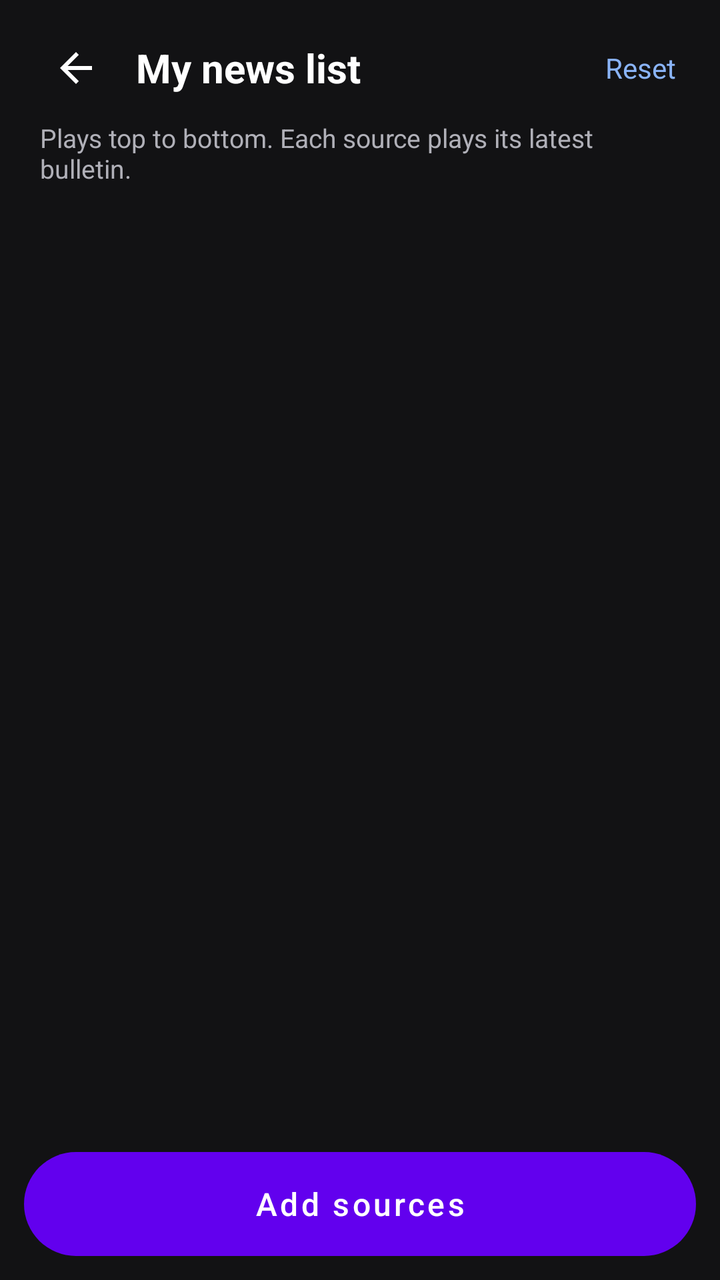
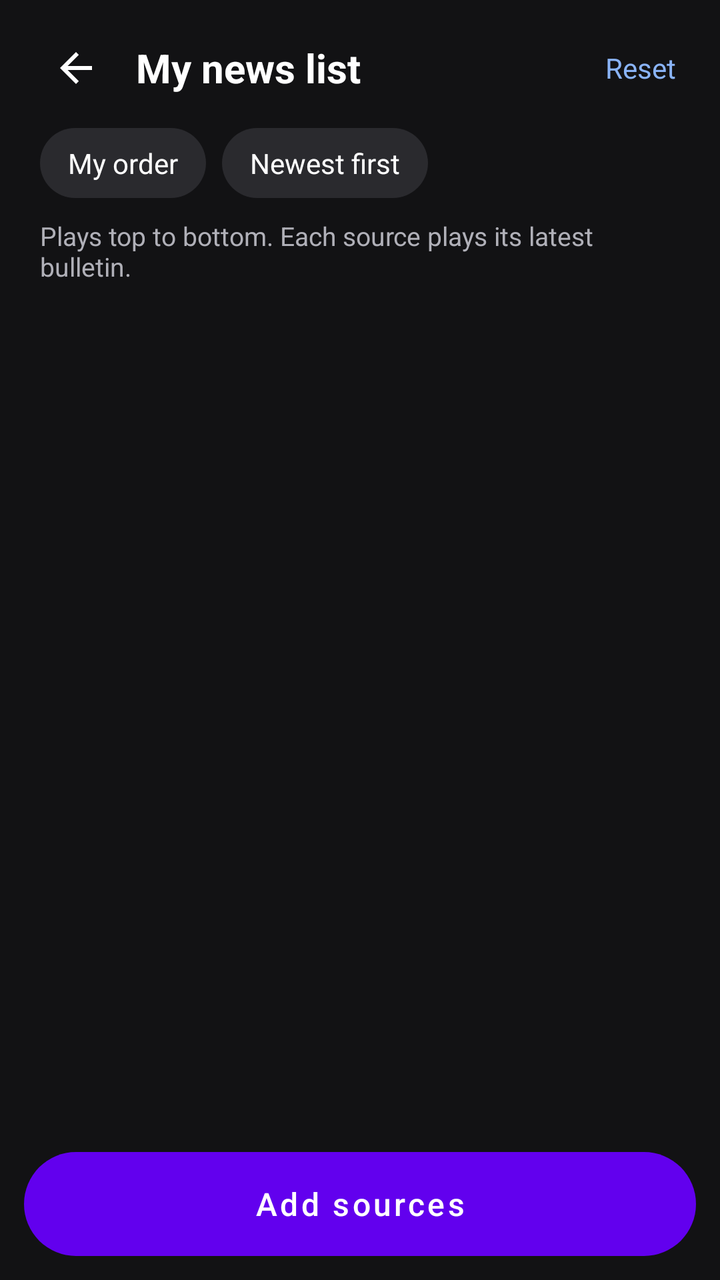

An Android layout rendered at two revisions. The XML below is the earlier revision; the diff shows what the commit changed to produce the second picture.
<!-- AndroidManifest.xml: fallback theme Theme.MaterialComponents.DayNight.NoActionBar -->
<!-- res/layout/activity_edit.xml -->
<?xml version="1.0" encoding="utf-8"?>
<FrameLayout xmlns:android="http://schemas.android.com/apk/res/android"
    android:layout_width="match_parent"
    android:layout_height="match_parent"
    android:background="#FF121214"
    android:fitsSystemWindows="true">

<LinearLayout
    android:layout_width="match_parent"
    android:layout_height="match_parent"
    android:orientation="vertical"
    android:paddingLeft="12dp"
    android:paddingRight="12dp"
    android:paddingTop="8dp"
    android:paddingBottom="12dp">

    <LinearLayout
        android:layout_width="match_parent"
        android:layout_height="wrap_content"
        android:gravity="center_vertical"
        android:orientation="horizontal">
        <ImageButton
            android:id="@+id/back"
            style="@style/ControlButton"
            android:src="@drawable/ic_back"
            android:contentDescription="@string/back" />
        <TextView
            android:layout_width="0dp"
            android:layout_height="wrap_content"
            android:layout_weight="1"
            android:layout_marginLeft="4dp"
            android:textColor="#FFFFFFFF"
            android:textSize="20sp"
            android:textStyle="bold"
            android:text="@string/my_list" />
        <TextView
            android:id="@+id/reset"
            android:layout_width="wrap_content"
            android:layout_height="wrap_content"
            android:background="?android:attr/selectableItemBackground"
            android:padding="10dp"
            android:textColor="#FF8AB4F8"
            android:textSize="14sp"
            android:text="@string/reset" />
    </LinearLayout>

    <TextView
        android:id="@+id/hint"
        android:layout_width="match_parent"
        android:layout_height="wrap_content"
        android:paddingLeft="8dp"
        android:paddingRight="8dp"
        android:paddingBottom="8dp"
        android:textColor="#FFB0B0B8"
        android:textSize="13sp"
        android:text="@string/edit_hint" />

    <ListView
        android:id="@+id/list"
        android:layout_width="match_parent"
        android:layout_height="0dp"
        android:layout_weight="1"
        android:divider="#FF2A2A2E"
        android:dividerHeight="1dp" />

    <Button
        android:id="@+id/add"
        android:layout_width="match_parent"
        android:layout_height="52dp"
        android:layout_marginTop="12dp"
        android:background="@drawable/bg_add"
        android:stateListAnimator="@null"
        android:textAllCaps="false"
        android:textColor="#FFFFFFFF"
        android:textSize="16sp"
        android:text="@string/add_sources" />
</LinearLayout>
</FrameLayout>
<!-- resources referenced by this layout -->
<resources>
  <!-- drawable bg_add (drawable) -->
  <?xml version="1.0" encoding="utf-8"?>
  <ripple xmlns:android="http://schemas.android.com/apk/res/android" android:color="#40FFFFFF">
      <item>
          <shape android:shape="rectangle">
              <corners android:radius="26dp" />
              <solid android:color="#FF1A73E8" />
          </shape>
      </item>
  </ripple>
  <!-- drawable ic_back (drawable) -->
  <?xml version="1.0" encoding="utf-8"?>
  <vector xmlns:android="http://schemas.android.com/apk/res/android"
      android:width="24dp" android:height="24dp"
      android:viewportWidth="24" android:viewportHeight="24">
      <path android:fillColor="#FFFFFFFF" android:pathData="M20,11H7.83l5.59,-5.59L12,4l-8,8 8,8 1.41,-1.41L7.83,13H20v-2z" />
  </vector>
  <string name="add_sources">Add sources</string>
  <string name="back">Back</string>
  <string name="edit_hint">Plays top to bottom. Each source plays its latest bulletin.</string>
  <string name="my_list">My news list</string>
  <string name="reset">Reset</string>
  <style name="ControlButton">
          <item name="android:layout_width">52dp</item>
          <item name="android:layout_height">52dp</item>
          <item name="android:padding">12dp</item>
          <item name="android:scaleType">centerInside</item>
          <item name="android:background">?android:attr/selectableItemBackgroundBorderless</item>
      </style>
</resources>

<!-- the commit's change to res/layout/activity_edit.xml (unified diff, before → after) -->
@@ -44,6 +44,25 @@
             android:text="@string/reset" />
     </LinearLayout>
 
+    <LinearLayout
+        android:layout_width="match_parent"
+        android:layout_height="wrap_content"
+        android:orientation="horizontal"
+        android:paddingLeft="8dp"
+        android:paddingRight="8dp"
+        android:paddingTop="4dp"
+        android:paddingBottom="10dp">
+        <TextView
+            android:id="@+id/order_mine"
+            style="@style/OrderChip"
+            android:text="@string/order_mine" />
+        <TextView
+            android:id="@+id/order_newest"
+            style="@style/OrderChip"
+            android:layout_marginLeft="8dp"
+            android:text="@string/order_newest" />
+    </LinearLayout>
+
     <TextView
         android:id="@+id/hint"
         android:layout_width="match_parent"
<!-- resource entries referenced after the edit -->
@@ -21,6 +21,8 @@
   <string name="back">Back</string>
   <string name="edit_hint">Plays top to bottom. Each source plays its latest bulletin.</string>
   <string name="my_list">My news list</string>
+  <string name="order_mine">My order</string>
+  <string name="order_newest">Newest first</string>
   <string name="reset">Reset</string>
   <style name="ControlButton">
           <item name="android:layout_width">52dp</item>
@@ -29,5 +31,36 @@
           <item name="android:scaleType">centerInside</item>
           <item name="android:background">?android:attr/selectableItemBackgroundBorderless</item>
       </style>
+  <style name="OrderChip">
+          <item name="android:layout_width">wrap_content</item>
+          <item name="android:layout_height">wrap_content</item>
+          <item name="android:background">@drawable/bg_toggle</item>
+          <item name="android:paddingLeft">14dp</item>
+          <item name="android:paddingRight">14dp</item>
+          <item name="android:paddingTop">8dp</item>
+          <item name="android:paddingBottom">8dp</item>
+          <item name="android:textColor">#FFFFFFFF</item>
+          <item name="android:textSize">14sp</item>
+      </style>
+  <!-- drawable bg_toggle (drawable) -->
+  <?xml version="1.0" encoding="utf-8"?>
+  <ripple xmlns:android="http://schemas.android.com/apk/res/android" android:color="#40FFFFFF">
+      <item>
+          <selector>
+              <item android:state_selected="true">
+                  <shape android:shape="rectangle">
+                      <corners android:radius="18dp" />
+                      <solid android:color="#FF1A73E8" />
+                  </shape>
+              </item>
+              <item>
+                  <shape android:shape="rectangle">
+                      <corners android:radius="18dp" />
+                      <solid android:color="#FF2A2A2E" />
+                  </shape>
+              </item>
+          </selector>
+      </item>
+  </ripple>
 </resources>
 
